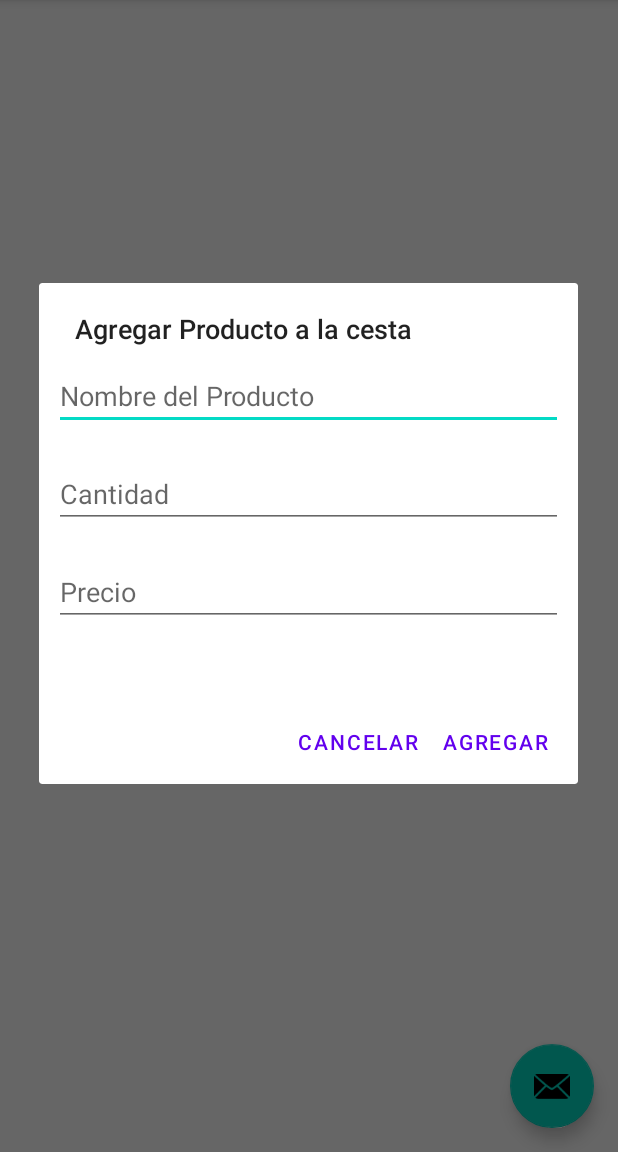
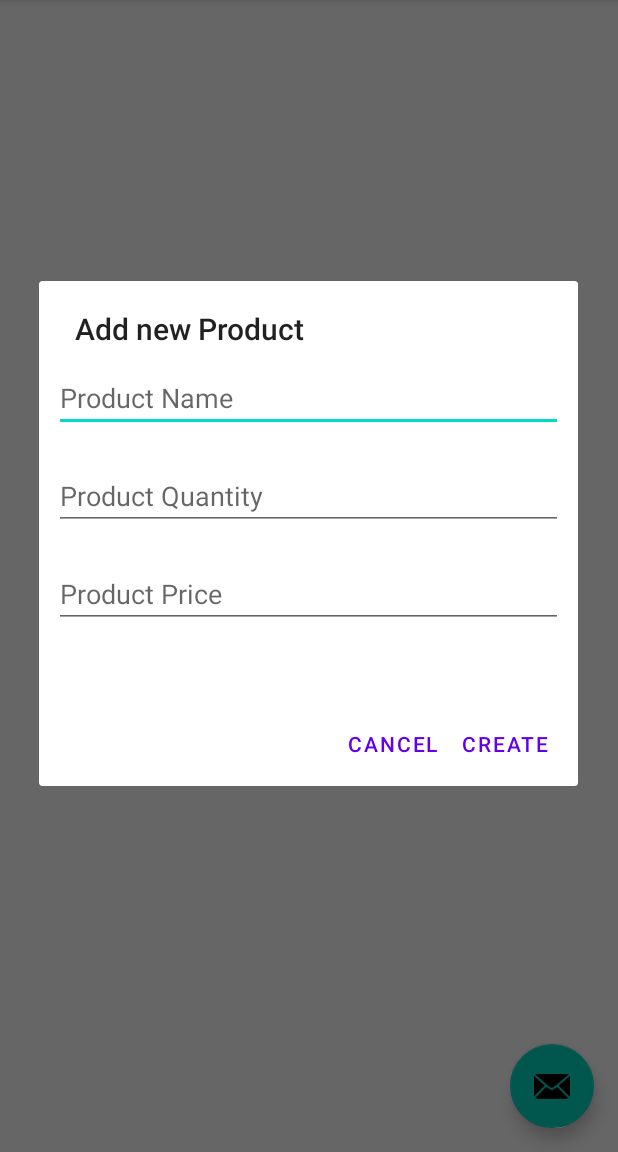
Before and after one commit to EduardSanz/PMDM_C_05_LISTA_COMPRA, an Android app: the screen it shows after launch (MainActivity), after a tap on an icon or button, on a phone screen of 412 x 824 dp, the part 84-1236 px from its top. Run offline under Robolectric (Android 15) with nearby library versions, the phone set to English and light mode, and no system bars.

Commit message:
ESTE OTRO PUSH PARA YEFFRY

```diff
--- a/app/src/main/java/com/cieep/a05_ejercicio_lista_compra/MainActivity.java
+++ b/app/src/main/java/com/cieep/a05_ejercicio_lista_compra/MainActivity.java
@@ -70,7 +70,7 @@ public class MainActivity extends AppCompatActivity {
 
     private AlertDialog createProducto() {
         AlertDialog.Builder builder = new AlertDialog.Builder(this);
-        builder.setTitle("Agregar Producto a la cesta");
+        builder.setTitle(getResources().getString(R.string.alert_add_title));
         builder.setCancelable(false);
 
         View productoViewModel = LayoutInflater.from(this).inflate(R.layout.producto_view_model, null);
@@ -110,8 +110,8 @@ public class MainActivity extends AppCompatActivity {
         txtCantidad.addTextChangedListener(textWatcher);
         txtPrecio.addTextChangedListener(textWatcher);
 
-        builder.setNegativeButton("CANCELAR", null);
-        builder.setPositiveButton("AGREGAR", new DialogInterface.OnClickListener() {
+        builder.setNegativeButton(R.string.alert_cancel_button, null);
+        builder.setPositiveButton(R.string.alert_add_ok_button, new DialogInterface.OnClickListener() {
             @Override
             public void onClick(DialogInterface dialogInterface, int i) {
                 if (!txtNombre.getText().toString().isEmpty() && !txtCantidad.getText().toString().isEmpty() &&
--- a/app/src/main/res/layout/producto_view_model.xml
+++ b/app/src/main/res/layout/producto_view_model.xml
@@ -10,7 +10,7 @@
         android:layout_height="wrap_content"
         android:layout_margin="10dp"
         android:ems="10"
-        android:hint="Nombre del Producto"
+        android:hint="@string/hint_nombre_producto"
         android:inputType="textPersonName" />
 
     <EditText
@@ -19,7 +19,7 @@
         android:layout_height="wrap_content"
         android:layout_margin="10dp"
         android:ems="10"
-        android:hint="Cantidad"
+        android:hint="@string/hint_cantidad_producto"
         android:inputType="number" />
 
     <EditText
@@ -28,7 +28,7 @@
         android:layout_height="wrap_content"
         android:layout_margin="10dp"
         android:ems="10"
-        android:hint="Precio"
+        android:hint="@string/hint_precio_producto"
         android:inputType="numberDecimal" />
 
     <TextView
--- a/app/src/main/res/values/strings.xml
+++ b/app/src/main/res/values/strings.xml
@@ -1,12 +1,13 @@
 <resources>
     <string name="app_name">05_Ejercicio_Lista_Compra</string>
-    <string name="action_settings">Settings</string>
-    <!-- Strings used for fragments for navigation -->
-    <string name="first_fragment_label">First Fragment</string>
-    <string name="second_fragment_label">Second Fragment</string>
-    <string name="next">Next</string>
-    <string name="previous">Previous</string>
-
-    <string name="hello_first_fragment">Hello first fragment</string>
-    <string name="hello_second_fragment">Hello second fragment. Arg: %1$s</string>
+    <string name="action_settings" translatable="false">Settings</string>
+    <string name="alert_add_title">Add new Product</string>
+    <string name="alert_cancel_button">Cancel</string>
+    <string name="alert_add_ok_button">Create</string>
+    <string name="alert_edit_ok_button">Edit</string>
+    <string name="hint_nombre_producto">Product Name</string>
+    <string name="hint_cantidad_producto">Product Quantity</string>
+    <string name="hint_precio_producto">Product Price</string>
+    <string name="alert_edit_title">Edit Product</string>
+    <string name="alert_aviso">This action can not be ctrl + z</string>
 </resources>
```
Also changed, not shown: app/src/main/java/com/cieep/a05_ejercicio_lista_compra/adapters/ProductosAdapter.java (+4 -4 lines), 2 other files.
